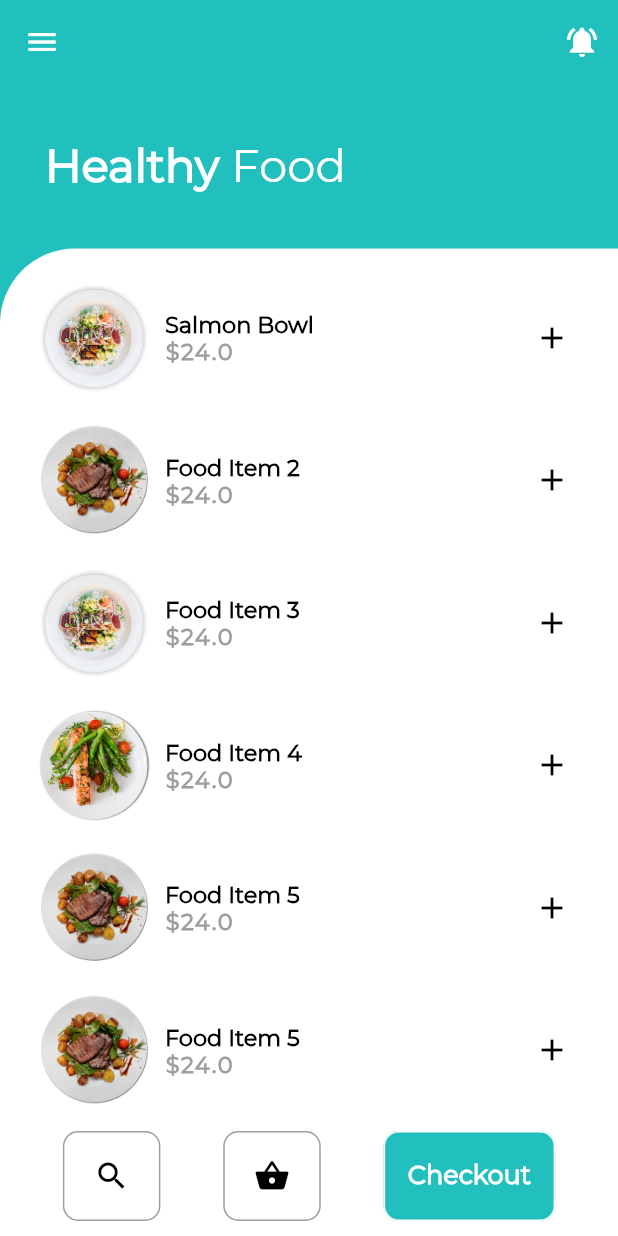
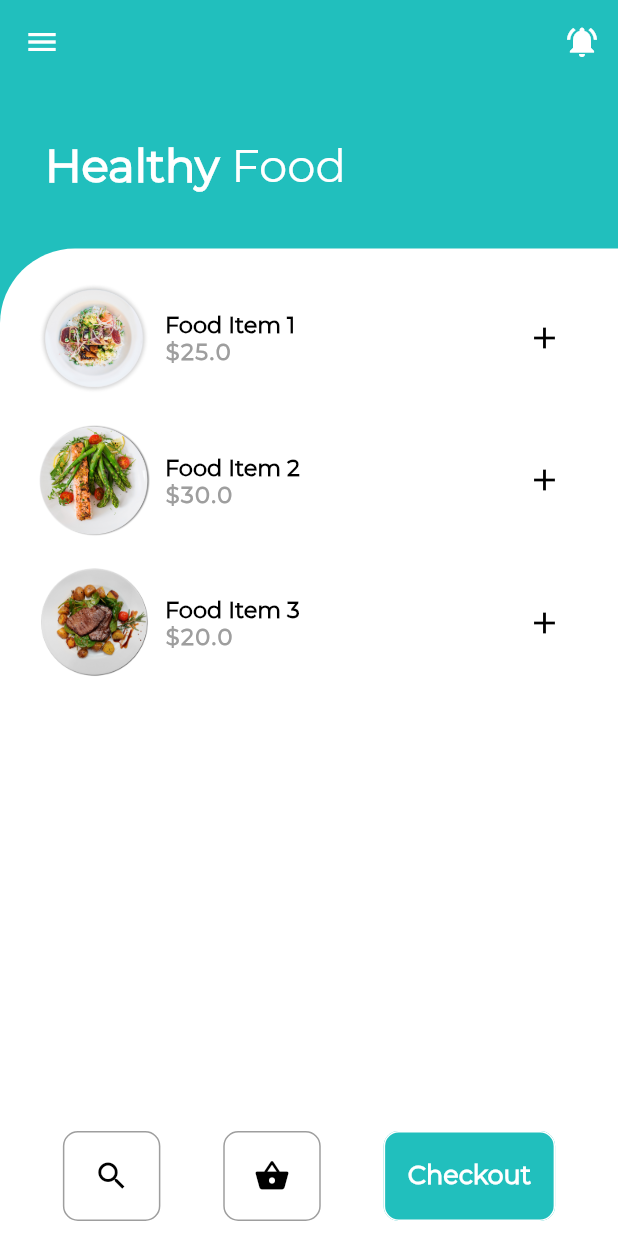
Before and after one commit to YuvinNP/flutter-poc-app-ui, a Flutter app: the screen it shows after launch, on a phone screen of 412 x 824 dp. Run offline on Flutter 3.47's test engine with Material 2 defaults, Android fonts, the phone set to English and light mode, and no system bars.

```diff
--- a/lib/src/screens/first_screen.dart
+++ b/lib/src/screens/first_screen.dart
@@ -1,7 +1,7 @@
 import 'package:flutter/material.dart';
 import '../../src/custom_widgets/food_item.dart';
-import '../../src/utils/constants.dart';
 import '../../src/utils/themes.dart';
+import '../../src/utils/utility.dart';
 
 class FirstScreen extends StatelessWidget {
   @override
@@ -60,60 +60,19 @@ class FirstScreen extends StatelessWidget {
               child: Column(
                 children: <Widget>[
                   Expanded(
-                    child: ListView(
-                      primary: false,
-                      padding: EdgeInsets.only(left: 25.0, right: 20.0),
-                      children: <Widget>[
-                        Padding(
-                          padding: EdgeInsets.only(top: 20.0),
-                          child: FoodItem(
-                            foodName: "Salmon Bowl",
-                            imagePath: ImagePathConstants.IMAGE_PATH_PLATE_1,
-                            price: 24.00,
-                          ),
-                        ),
-                        Padding(
-                          padding: EdgeInsets.only(top: 20.0),
-                          child: FoodItem(
-                            foodName: "Food Item 2",
-                            imagePath: ImagePathConstants.IMAGE_PATH_PLATE_6,
-                            price: 24.00,
-                          ),
-                        ),
-                        Padding(
-                          padding: EdgeInsets.only(top: 20.0),
-                          child: FoodItem(
-                            foodName: "Food Item 3",
-                            imagePath: ImagePathConstants.IMAGE_PATH_PLATE_1,
-                            price: 24.00,
-                          ),
-                        ),
-                        Padding(
-                          padding: EdgeInsets.only(top: 20.0),
-                          child: FoodItem(
-                            foodName: "Food Item 4",
-                            imagePath: ImagePathConstants.IMAGE_PATH_PLATE_5,
-                            price: 24.00,
-                          ),
-                        ),
-                        Padding(
-                          padding: EdgeInsets.only(top: 20.0),
-                          child: FoodItem(
-                            foodName: "Food Item 5",
-                            imagePath: ImagePathConstants.IMAGE_PATH_PLATE_6,
-                            price: 24.00,
-                          ),
-                        ),
-                        Padding(
-                          padding: EdgeInsets.only(top: 20.0),
-                          child: FoodItem(
-                            foodName: "Food Item 5",
-                            imagePath: ImagePathConstants.IMAGE_PATH_PLATE_6,
-                            price: 24.00,
-                          ),
-                        ),
-                      ],
-                    ),
+                    child: ListView.builder(
+                        padding: EdgeInsets.only(left: 25.0, right: 25.0),
+                        itemCount: 3,
+                        itemBuilder: (BuildContext context, int index) {
+                          return Padding(
+                            padding: EdgeInsets.only(top: 20.0),
+                            child: FoodItem(
+                              foodName: Utility.itemNames[index],
+                              price: Utility.itemPrice[index],
+                              imagePath: Utility.imagePath[index],
+                            ),
+                          );
+                        }),
                   ),
                   Padding(
                     padding: EdgeInsets.only(top: 10.0, bottom: 10.0),
--- /dev/null
+++ b/lib/src/utils/utility.dart
@@ -0,0 +1,10 @@
+import 'constants.dart';
+
+/// Here these lists should be handled with dynamic data (Try to use proper way to this)
+class Utility {
+
+  static const List itemNames = ['Food Item 1', "Food Item 2", "Food Item 3"];
+  static const List itemPrice = [25.0, 30.0, 20.0];
+  static const List imagePath = [ImagePathConstants.IMAGE_PATH_PLATE_1, ImagePathConstants.IMAGE_PATH_PLATE_5, ImagePathConstants.IMAGE_PATH_PLATE_6];
+
+}
```
